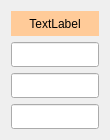
First picture: the form in moldcondition_style.ui, repository LeeChiWon/QCClient, before the edit.
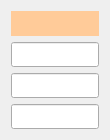
Second picture: the form after the edit.

```diff
--- a/moldcondition_style.ui
+++ b/moldcondition_style.ui
@@ -96,7 +96,7 @@
       <bool>true</bool>
      </property>
      <property name="text">
-      <string>TextLabel</string>
+      <string/>
      </property>
      <property name="alignment">
       <set>Qt::AlignCenter</set>
```
Left out of the diff: 4 changed lines with no effect on the pictures.
